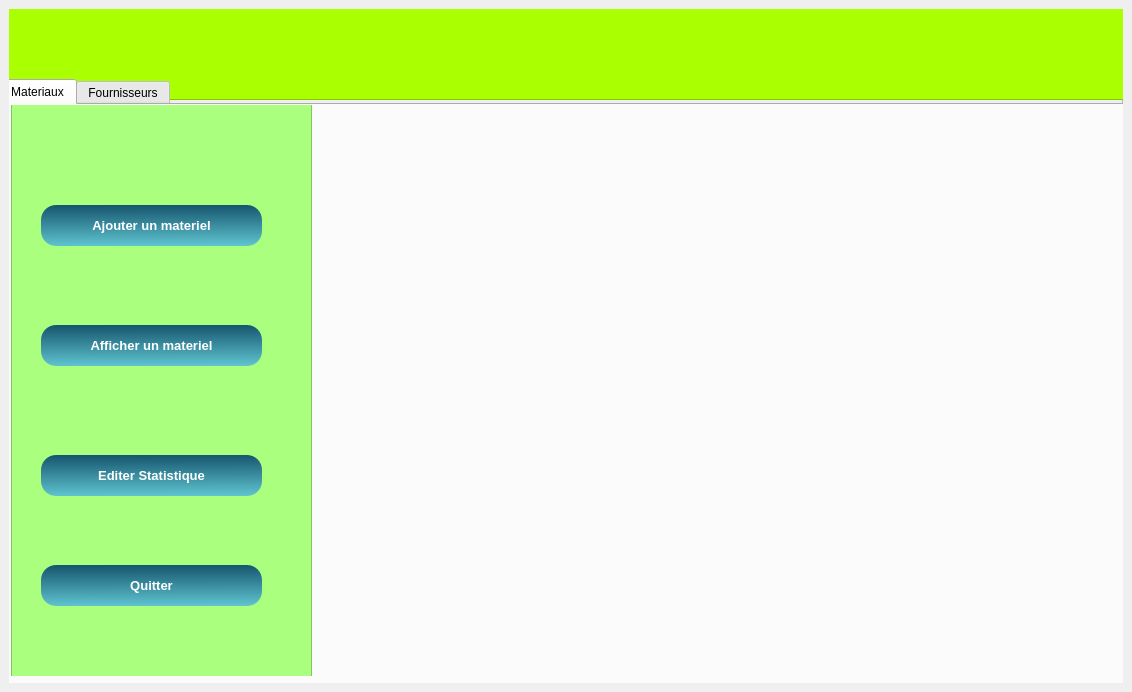
The window that mainwindow.ui (oussamaJMAA/Smart_factory_2A12) describes before a commit, drawn with Qt 5.
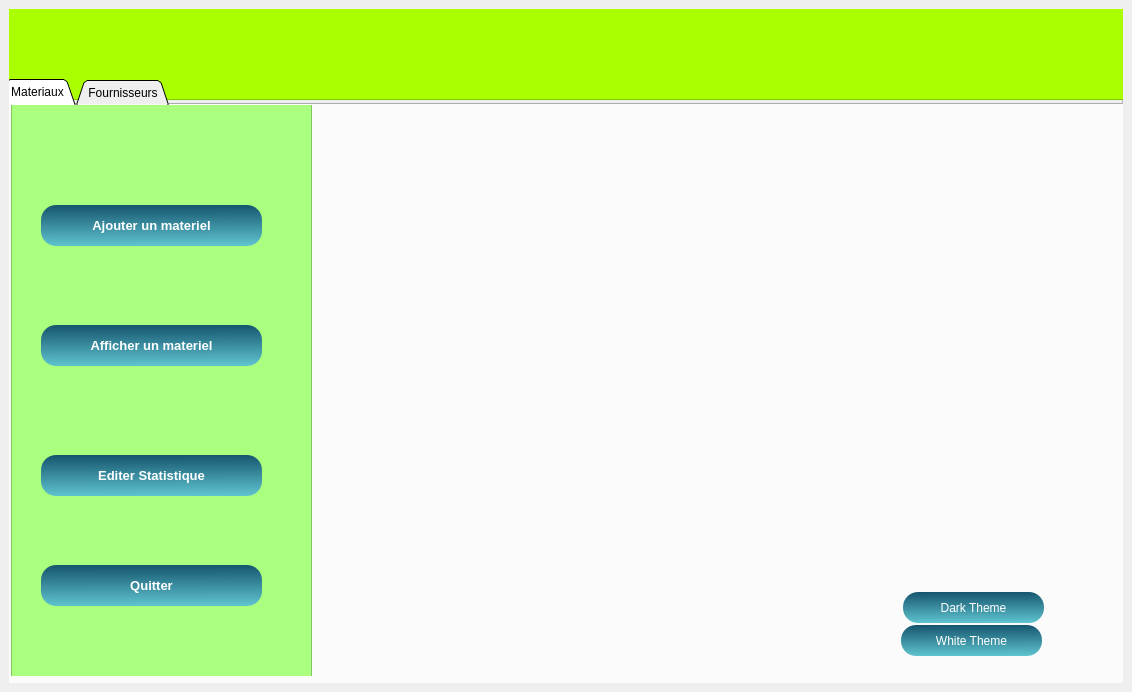
The same window after the commit. The open tabs and pages were chosen to show the change. Icons and pictures are not drawn.

```diff
--- a/mainwindow.ui
+++ b/mainwindow.ui
@@ -51,6 +51,12 @@
          <height>611</height>
         </rect>
        </property>
+       <property name="styleSheet">
+        <string notr="true"/>
+       </property>
+       <property name="tabShape">
+        <enum>QTabWidget::Triangular</enum>
+       </property>
        <property name="currentIndex">
         <number>0</number>
        </property>
@@ -252,12 +258,15 @@
           <widget class="QLabel" name="logo">
            <property name="geometry">
             <rect>
-             <x>870</x>
-             <y>80</y>
+             <x>900</x>
+             <y>60</y>
              <width>141</width>
              <height>31</height>
             </rect>
            </property>
+           <property name="styleSheet">
+            <string notr="true">background-color:rgba(0,0,0,0);</string>
+           </property>
            <property name="text">
             <string/>
            </property>
@@ -278,7 +287,33 @@
             <string/>
            </property>
            <property name="pixmap">
-            <pixmap>../../Desktop/projets c++/sopal.png</pixmap>
+            <pixmap resource="source.qrc">:/photos/IMG/sopal.png</pixmap>
+           </property>
+          </widget>
+          <widget class="QPushButton" name="pushButton_5">
+           <property name="geometry">
+            <rect>
+             <x>892</x>
+             <y>487</y>
+             <width>141</width>
+             <height>31</height>
+            </rect>
+           </property>
+           <property name="text">
+            <string>Dark Theme</string>
+           </property>
+          </widget>
+          <widget class="QPushButton" name="pushButton_6">
+           <property name="geometry">
+            <rect>
+             <x>890</x>
+             <y>520</y>
+             <width>141</width>
+             <height>31</height>
+            </rect>
+           </property>
+           <property name="text">
+            <string>White Theme</string>
            </property>
           </widget>
          </widget>
```
Left out of the diff: 27 changed lines with no effect on the pictures.
